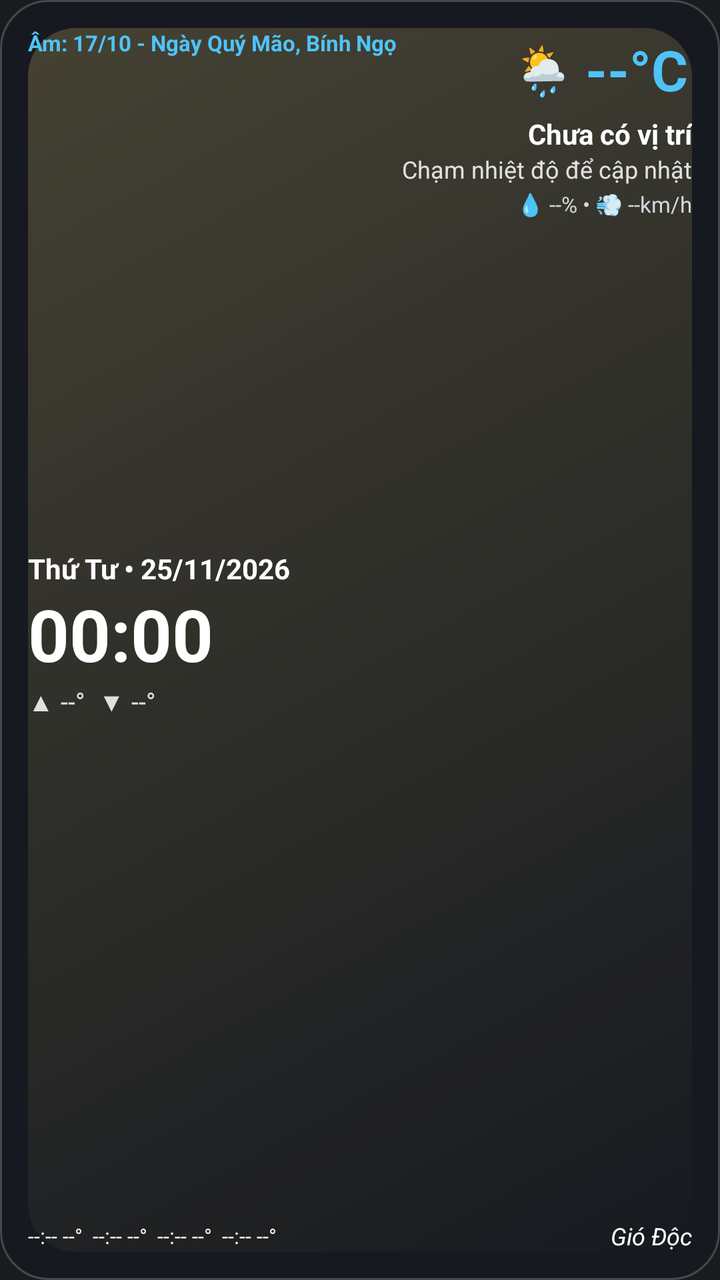
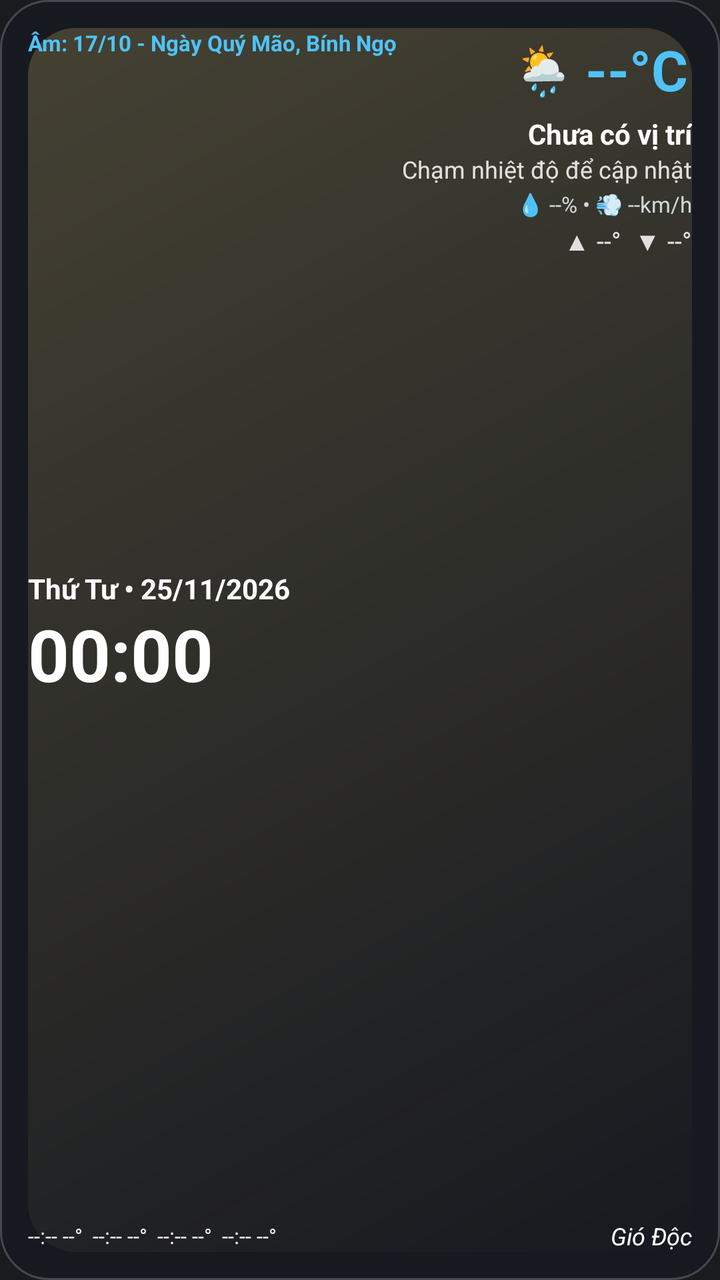

Screens rendered from an Android XML layout before and after an edit, with the pre-edit source and the edit as a unified diff.
<!-- AndroidManifest.xml: application theme android:Theme.DeviceDefault.NoActionBar -->
<!-- res/layout/widget_weather_lunar.xml -->
<?xml version="1.0" encoding="utf-8"?>
<RelativeLayout xmlns:android="http://schemas.android.com/apk/res/android"
    android:id="@+id/widget_root"
    android:layout_width="match_parent"
    android:layout_height="match_parent"
    android:background="@drawable/bg_widget_glass_dark"
    android:padding="14dp">

    
    <ImageView
        android:id="@+id/iv_weather_effect"
        android:layout_width="match_parent"
        android:layout_height="match_parent"
        android:contentDescription="Hiệu ứng thời tiết"
        android:scaleType="fitXY"
        android:src="@drawable/fx_weather_clear" />

    
    <TextView
        android:id="@+id/tv_lunar_date"
        android:layout_width="wrap_content"
        android:layout_height="wrap_content"
        android:layout_alignParentStart="true"
        android:layout_alignParentTop="true"
        android:layout_toStartOf="@+id/btn_refresh_weather"
        android:layout_marginEnd="6dp"
        android:maxLines="2"
        android:text="Âm: 17/10 - Ngày Quý Mão, Bính Ngọ"
        android:textColor="#4FC3F7"
        android:textSize="11sp"
        android:textStyle="bold" />

    
    <LinearLayout
        android:id="@+id/btn_refresh_weather"
        android:layout_width="wrap_content"
        android:layout_height="wrap_content"
        android:layout_alignParentEnd="true"
        android:layout_alignParentTop="true"
        android:gravity="center_vertical"
        android:orientation="horizontal"
        android:padding="2dp">

        <TextView
            android:id="@+id/tv_weather_emoji"
            android:layout_width="wrap_content"
            android:layout_height="wrap_content"
            android:layout_marginEnd="6dp"
            android:maxLines="1"
            android:text="🌦️"
            android:textSize="24sp" />

        <TextView
            android:id="@+id/tv_current_temp"
            android:layout_width="wrap_content"
            android:layout_height="wrap_content"
            android:maxLines="1"
            android:text="--°C"
            android:textColor="#4FC3F7"
            android:textSize="28sp"
            android:textStyle="bold" />
    </LinearLayout>

    
    <LinearLayout
        android:id="@+id/left_column"
        android:layout_width="wrap_content"
        android:layout_height="wrap_content"
        android:layout_above="@+id/bottom_row"
        android:layout_below="@+id/tv_lunar_date"
        android:layout_alignParentStart="true"
        android:layout_toStartOf="@+id/right_column"
        android:layout_marginTop="2dp"
        android:layout_marginEnd="6dp"
        android:gravity="center_vertical"
        android:orientation="vertical">

        
        <TextView
            android:id="@+id/tv_solar_date"
            android:layout_width="wrap_content"
            android:layout_height="wrap_content"
            android:ellipsize="end"
            android:maxLines="1"
            android:text="Thứ Tư • 25/11/2026"
            android:textColor="#FFFFFF"
            android:textSize="14sp"
            android:textStyle="bold" />

        
        <TextClock
            android:id="@+id/tv_clock"
            android:layout_width="wrap_content"
            android:layout_height="wrap_content"
            android:layout_marginTop="4dp"
            android:format12Hour="HH:mm"
            android:format24Hour="HH:mm"
            android:includeFontPadding="false"
            android:maxLines="1"
            android:textColor="#FFFFFF"
            android:textSize="36sp"
            android:textStyle="bold" />

        
        <TextView
            android:id="@+id/tv_min_max_temp"
            android:layout_width="wrap_content"
            android:layout_height="wrap_content"
            android:layout_marginTop="2dp"
            android:maxLines="1"
            android:text="▲ --°  ▼ --°"
            android:textColor="#E0E0E0"
            android:textSize="13sp" />
    </LinearLayout>

    
    <LinearLayout
        android:id="@+id/right_column"
        android:layout_width="wrap_content"
        android:layout_height="wrap_content"
        android:layout_above="@+id/bottom_row"
        android:layout_below="@+id/btn_refresh_weather"
        android:layout_alignParentEnd="true"
        android:layout_marginTop="2dp"
        android:gravity="end|top"
        android:orientation="vertical">

        
        <TextView
            android:id="@+id/tv_location_name"
            android:layout_width="wrap_content"
            android:layout_height="wrap_content"
            android:ellipsize="end"
            android:maxLines="1"
            android:text="Chưa có vị trí"
            android:textColor="#FFFFFF"
            android:textSize="14sp"
            android:textStyle="bold" />

        
        <TextView
            android:id="@+id/tv_weather_desc"
            android:layout_width="wrap_content"
            android:layout_height="wrap_content"
            android:ellipsize="end"
            android:maxLines="1"
            android:text="Chạm nhiệt độ để cập nhật"
            android:textColor="#E0E0E0"
            android:textSize="12sp" />

        
        <TextView
            android:id="@+id/tv_humidity_wind"
            android:layout_width="wrap_content"
            android:layout_height="wrap_content"
            android:layout_marginTop="2dp"
            android:maxLines="1"
            android:text="💧 --% • 💨 --km/h"
            android:textColor="#CFD8DC"
            android:textSize="11sp" />
    </LinearLayout>

    
    <RelativeLayout
        android:id="@+id/bottom_row"
        android:layout_width="match_parent"
        android:layout_height="wrap_content"
        android:layout_alignParentBottom="true"
        android:layout_marginTop="6dp">

        <LinearLayout
            android:id="@+id/hourly_row"
            android:layout_width="wrap_content"
            android:layout_height="wrap_content"
            android:layout_alignParentStart="true"
            android:layout_centerVertical="true"
            android:layout_toStartOf="@+id/tv_signature"
            android:layout_marginEnd="6dp"
            android:orientation="horizontal">

            <TextView
                android:id="@+id/tv_hour_1"
                android:layout_width="wrap_content"
                android:layout_height="wrap_content"
                android:layout_marginEnd="5dp"
                android:maxLines="1"
                android:text="--:-- --°"
                android:textColor="#EEEEEE"
                android:textSize="10.5sp" />

            <TextView
                android:id="@+id/tv_hour_2"
                android:layout_width="wrap_content"
                android:layout_height="wrap_content"
                android:layout_marginEnd="5dp"
                android:maxLines="1"
                android:text="--:-- --°"
                android:textColor="#EEEEEE"
                android:textSize="10.5sp" />

            <TextView
                android:id="@+id/tv_hour_3"
                android:layout_width="wrap_content"
                android:layout_height="wrap_content"
                android:layout_marginEnd="5dp"
                android:maxLines="1"
                android:text="--:-- --°"
                android:textColor="#EEEEEE"
                android:textSize="10.5sp" />

            <TextView
                android:id="@+id/tv_hour_4"
                android:layout_width="wrap_content"
                android:layout_height="wrap_content"
                android:maxLines="1"
                android:text="--:-- --°"
                android:textColor="#EEEEEE"
                android:textSize="10.5sp" />
        </LinearLayout>

        <TextView
            android:id="@+id/tv_signature"
            android:layout_width="wrap_content"
            android:layout_height="wrap_content"
            android:layout_alignParentEnd="true"
            android:layout_centerVertical="true"
            android:ellipsize="end"
            android:maxLines="1"
            android:text="Gió Độc"
            android:textColor="#FFFFFF"
            android:textSize="12sp"
            android:textStyle="italic" />
    </RelativeLayout>

</RelativeLayout>
<!-- resources referenced by this layout -->
<resources>
  <!-- drawable bg_widget_glass_dark (drawable) -->
  <?xml version="1.0" encoding="utf-8"?>
  <shape xmlns:android="http://schemas.android.com/apk/res/android"
      android:shape="rectangle">
      <solid android:color="#88141820" />
      <stroke
          android:width="1dp"
          android:color="#33FFFFFF" />
      <corners android:radius="24dp" />
  </shape>
  <!-- drawable fx_weather_clear (drawable) -->
  <?xml version="1.0" encoding="utf-8"?>
  <layer-list xmlns:android="http://schemas.android.com/apk/res/android">
      <item>
          <shape android:shape="rectangle">
              <gradient
                  android:angle="315"
                  android:endColor="#00FFD54F"
                  android:startColor="#33FFE082"
                  android:type="linear" />
              <corners android:radius="24dp" />
          </shape>
      </item>
  </layer-list>
</resources>

<!-- the commit's change to res/layout/widget_weather_lunar.xml (unified diff, before → after) -->
@@ -100,17 +100,6 @@
             android:textColor="#FFFFFF"
             android:textSize="36sp"
             android:textStyle="bold" />
-
-        
-        <TextView
-            android:id="@+id/tv_min_max_temp"
-            android:layout_width="wrap_content"
-            android:layout_height="wrap_content"
-            android:layout_marginTop="2dp"
-            android:maxLines="1"
-            android:text="▲ --°  ▼ --°"
-            android:textColor="#E0E0E0"
-            android:textSize="13sp" />
     </LinearLayout>
 
     
@@ -158,6 +147,18 @@
             android:text="💧 --% • 💨 --km/h"
             android:textColor="#CFD8DC"
             android:textSize="11sp" />
+
+        
+        <TextView
+            android:id="@+id/tv_min_max_temp"
+            android:layout_width="wrap_content"
+            android:layout_height="wrap_content"
+            android:layout_gravity="end"
+            android:layout_marginTop="2dp"
+            android:maxLines="1"
+            android:text="▲ --°  ▼ --°"
+            android:textColor="#E0E0E0"
+            android:textSize="13sp" />
     </LinearLayout>
 
     
